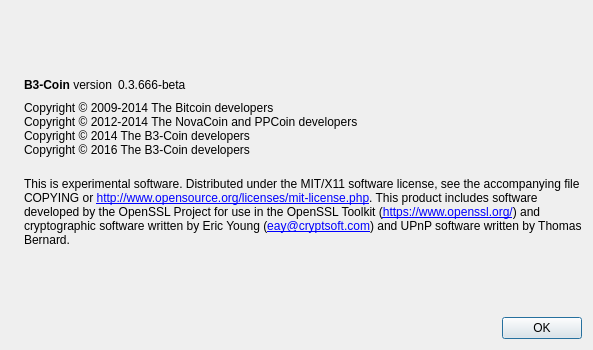
First picture: the form in src/qt/forms/aboutdialog.ui, repository cryptofacto/STAYCOIN, before the edit.
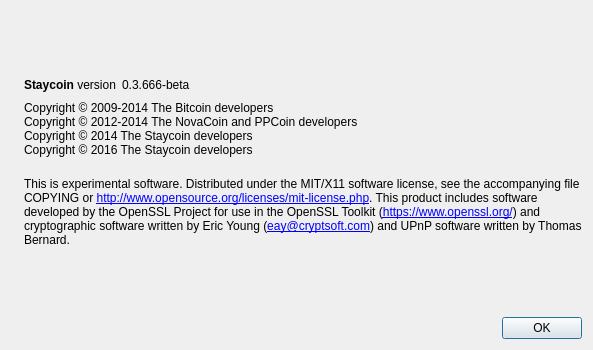
Second picture: the form after the edit. Icons and pictures are not drawn.

```diff
--- a/src/qt/forms/aboutdialog.ui
+++ b/src/qt/forms/aboutdialog.ui
@@ -53,7 +53,7 @@
           <cursorShape>IBeamCursor</cursorShape>
          </property>
          <property name="text">
-          <string>&lt;b&gt;B3-Coin&lt;/b&gt; version</string>
+          <string>&lt;b&gt;Staycoin&lt;/b&gt; version</string>
          </property>
          <property name="textInteractionFlags">
           <set>Qt::LinksAccessibleByMouse|Qt::TextSelectableByKeyboard|Qt::TextSelectableByMouse</set>
@@ -96,8 +96,8 @@
        <property name="text">
         <string>Copyright © 2009-2014 The Bitcoin developers
 Copyright © 2012-2014 The NovaCoin and PPCoin developers
-Copyright © 2014 The B3-Coin developers
-Copyright © 2016 The B3-Coin developers
+Copyright © 2014 The Staycoin developers
+Copyright © 2016 The Staycoin developers
 </string>
        </property>
        <property name="textInteractionFlags">
```
Left out of the diff: 2 changed lines with no effect on the pictures.
